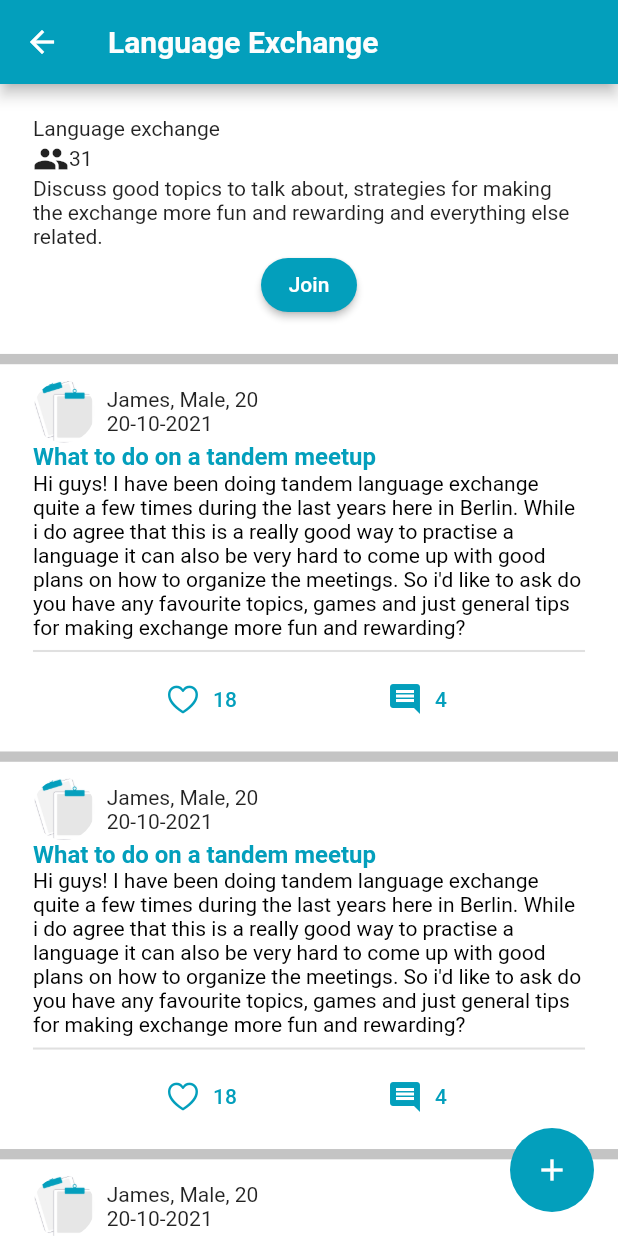
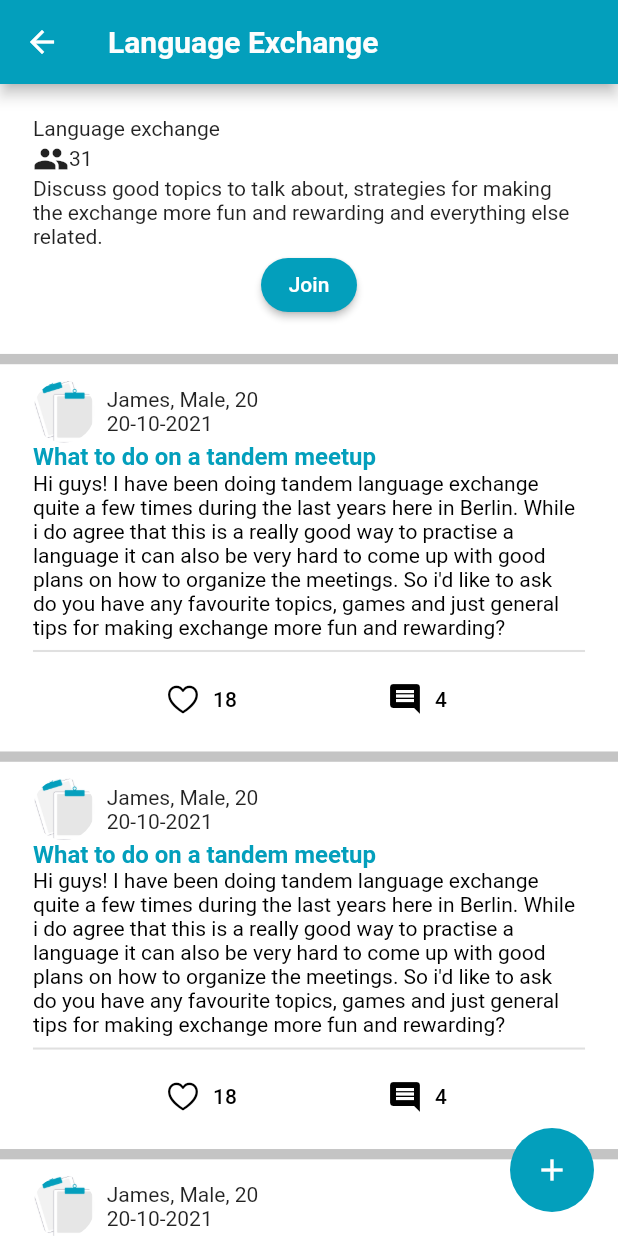
Before and after one commit to hoangcongminh/exchange_language_mobile, a Flutter app: the GroupDetail screen opened by its route, on a phone screen of 412 x 824 dp. Run offline on Flutter 3.47's test engine with Material 2 defaults, Android fonts, the phone set to English and light mode, and no system bars; our stand-ins replace cached_network_image, dartz, dio, equatable, flutter_bloc, flutter_image_compress and 9 more; missing offline and left inert: translator; accounts and stored records are empty; generated files the repository leaves out were written again.

Commit message:
implement text tap

```diff
--- a/lib/presentation/theme/theme.dart
+++ b/lib/presentation/theme/theme.dart
@@ -42,8 +42,8 @@ ThemeData defaultTheme() {
       labelColor: AppColors.primaryColor,
       unselectedLabelColor: Colors.black,
     ),
-    textButtonTheme: TextButtonThemeData(
-        style: TextButton.styleFrom(primary: AppColors.primaryColor)),
+    textButtonTheme:
+        TextButtonThemeData(style: TextButton.styleFrom(primary: Colors.black)),
     cardTheme: CardTheme(
       elevation: 2,
       shape: RoundedRectangleBorder(
--- /dev/null
+++ b/lib/presentation/widgets/text_tap.dart
@@ -0,0 +1,125 @@
+import 'dart:async';
+import 'package:flutter/gestures.dart';
+import 'package:flutter/material.dart';
+
+// ignore: must_be_immutable
+class TextTap extends StatelessWidget {
+  static final StreamController<List<int>> _streamSelectSub =
+      StreamController<List<int>>.broadcast();
+  static late List<int> _list;
+
+  String text;
+  TextStyle? textStyle;
+  TextStyle? textStyleSelect;
+  final Function(String text) selectText;
+  EdgeInsets? paddingText;
+  TextAlign? alignment;
+
+  TextTap({
+    Key? key,
+    required this.text,
+    this.textStyle,
+    this.textStyleSelect,
+    required this.selectText,
+    this.paddingText,
+    this.alignment = TextAlign.start,
+  }) : super(key: key);
+
+  void dispose() {
+    _streamSelectSub.close();
+  }
+
+  static void clear() {
+    _list.clear();
+  }
+
+  @override
+  Widget build(BuildContext context) {
+    _list = [];
+    textStyleSelect ??= textStyle;
+
+    // text = text.replaceAll('\n', '');
+    if (text.length > 1 &&
+        (text[text.length - 1] == ' ' ||
+            text[text.length - 1] == '\n' ||
+            text[text.length - 1] == '\b' ||
+            text[text.length - 1] == '\t' ||
+            text[text.length - 1] == '\r')) {
+      text = text.substring(0, text.length - 1);
+    }
+
+    //add space before emoji
+    final emojiRegExp = RegExp(
+        r'\s(\u00a9|\u00ae|[\u2000-\u3300]|\ud83c[\ud000-\udfff]|\ud83d[\ud000-\udfff]|\ud83e[\ud000-\udfff])');
+    text = text.replaceAllMapped(emojiRegExp, (match) => '${match.group(1)}');
+
+    final emojiRegExp1 = RegExp(
+        r'(\u00a9|\u00ae|[\u2000-\u3300]|\ud83c[\ud000-\udfff]|\ud83d[\ud000-\udfff]|\ud83e[\ud000-\udfff])');
+    text = text.replaceAllMapped(emojiRegExp1, (match) => ' ${match.group(1)}');
+    //
+
+    //
+    text = text.replaceAll('\n', 'nnn ');
+
+    final List<String> lstText =
+        text.split(' ').map((String text) => text).toList();
+
+    return StreamBuilder<List<int>>(
+      stream: _streamSelectSub.stream,
+      builder: (context, snapshot) {
+        final List<TextSpan> listText = [];
+        for (int i = 0; i < lstText.length; i++) {
+          final hash = hashValues(text, i, key.hashCode);
+          String textIndex = lstText[i];
+          if (textIndex.contains('nnn')) {
+            textIndex = textIndex.replaceAll('nnn', '');
+            listText.addAll([
+              TextSpan(
+                text: textIndex,
+                style: _list.contains(hash) ? textStyleSelect : textStyle,
+                recognizer: TapGestureRecognizer()
+                  ..onTap = () {
+                    if (_list.contains(hash) == false) {
+                      _list.add(hash);
+                    }
+                    if (_list.isNotEmpty) {
+                      _streamSelectSub.sink.add(_list);
+                    }
+
+                    selectText(textIndex);
+                  },
+              ),
+              TextSpan(text: '\n')
+            ]);
+          } else {
+            listText.addAll([
+              TextSpan(
+                text: textIndex,
+                style: _list.contains(hash) ? textStyleSelect : textStyle,
+                recognizer: TapGestureRecognizer()
+                  ..onTap = () {
+                    if (_list.contains(hash) == false) {
+                      _list.add(hash);
+                    }
+                    if (_list.isNotEmpty) {
+                      _streamSelectSub.sink.add(_list);
+                    }
+
+                    selectText(textIndex);
+                  },
+              ),
+              TextSpan(text: ' ')
+            ]);
+          }
+        }
+
+        return SelectableText.rich(
+          TextSpan(
+            children: listText,
+          ),
+          textAlign: alignment,
+        );
+      },
+    );
+  }
+}
--- a/pubspec.yaml
+++ b/pubspec.yaml
@@ -35,6 +35,7 @@ dependencies:
   settings_ui: ^2.0.2
   flutter_spinkit: ^5.1.0
   flutter_chat_ui: ^1.5.8
+  translator: ^0.1.7
 
 dev_dependencies:
   build_runner: ^2.1.8
```
Also changed, not shown: lib/presentation/features/group/widget/post_item.dart (+46 -3 lines), pubspec.lock.
